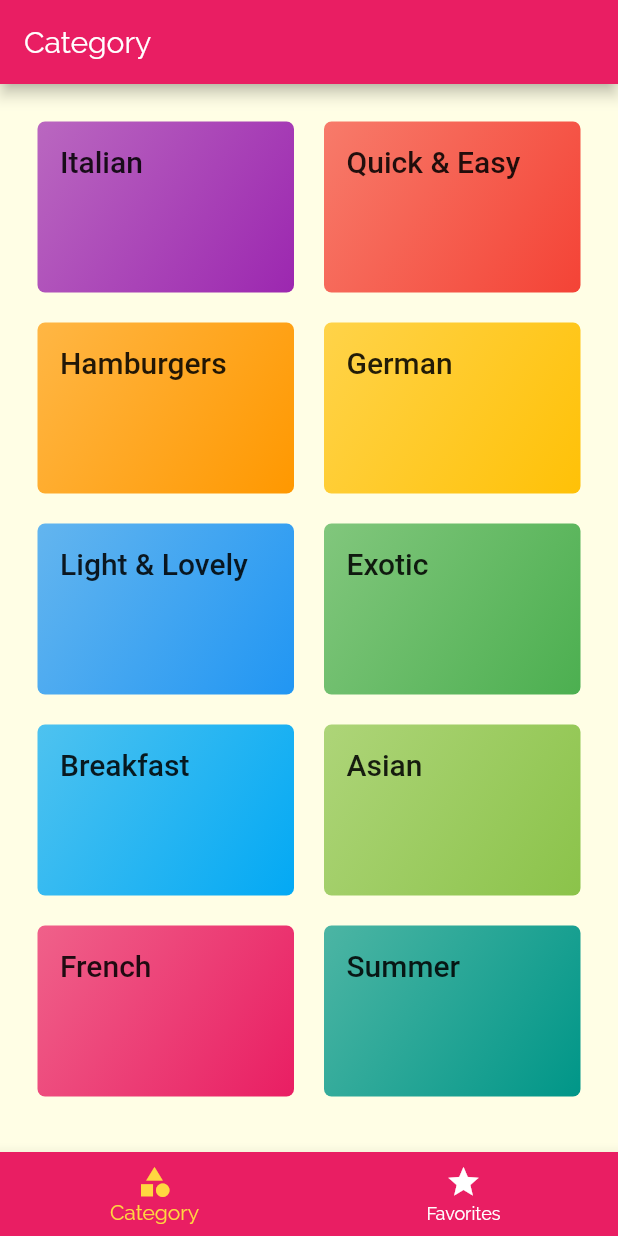
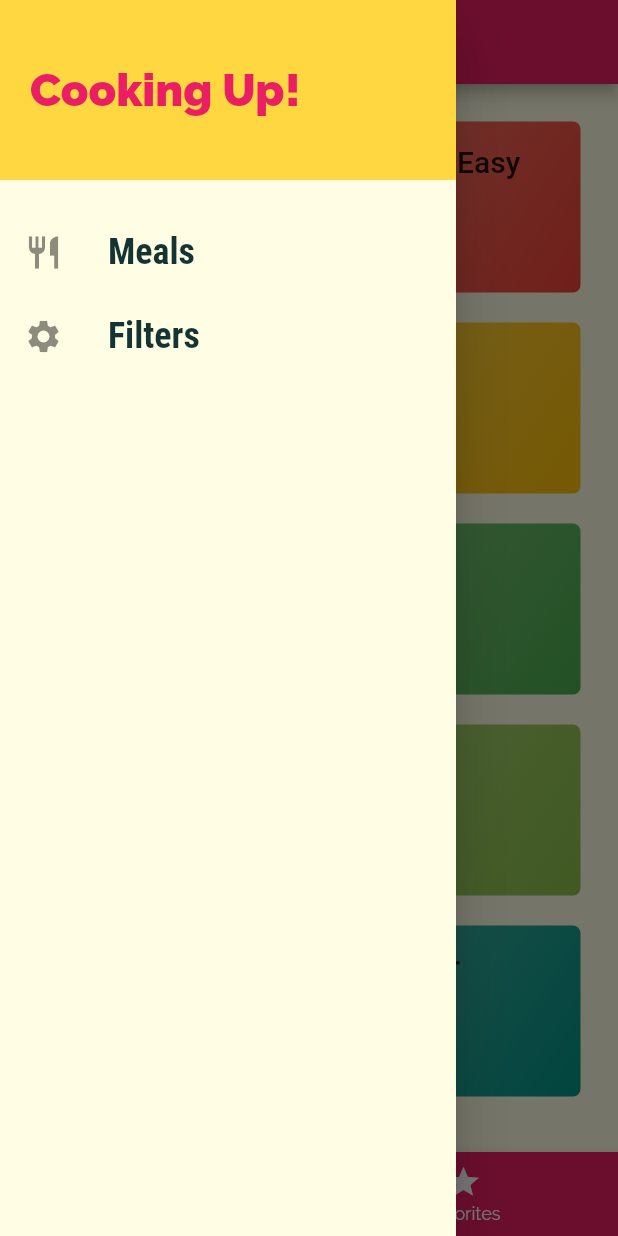
Before and after one commit to dhanashree2200/Meal-App, a Flutter app: the screen it shows after launch, with the side drawer open (before the commit the screen has no drawer), on a phone screen of 412 x 824 dp. Run offline on Flutter 3.47's test engine with Material 2 defaults, Android fonts, the phone set to English and light mode, and no system bars.

Commit message:
Added hamburger drawer

```diff
--- a/lib/main.dart
+++ b/lib/main.dart
@@ -1,5 +1,6 @@
 import 'package:flutter/material.dart';
-import 'package:meal_app/screens/categories_screen.dart';
+import 'package:flutter/services.dart';
+import 'package:meal_app/screens/filters_screen.dart';
 import 'package:meal_app/screens/meal_detail_screen.dart';
 import 'package:meal_app/screens/tabs_screen.dart';
 
@@ -33,10 +34,11 @@ class MyApp extends StatelessWidget {
                 fontFamily: 'Raleway',
                 fontWeight: FontWeight.bold)),
       ),
-      home: TabsScreen(),
       routes: {
+        '/': (ctx) => TabsScreen(),
         CategoryMealsScreen.routeName: (ctx) => CategoryMealsScreen(),
-        MealDetailScreen.routeName: (ctx) => MealDetailScreen()
+        MealDetailScreen.routeName: (ctx) => MealDetailScreen(),
+        FiltersScreen.filters: (ctx) => FiltersScreen(),
       },
     );
   }
--- /dev/null
+++ b/lib/screens/filters_screen.dart
@@ -0,0 +1,17 @@
+import 'package:flutter/material.dart';
+import 'package:meal_app/widgets/main_drawer.dart';
+
+class FiltersScreen extends StatelessWidget {
+  static const filters = "/filters";
+  @override
+  Widget build(BuildContext context) {
+    return Scaffold(
+      appBar: AppBar(title: Text("Your Filters"),
+      ),
+      drawer:MainDrawer(),
+      body: Center(
+        child: Text("Filters"),
+      ),
+    );
+  }
+}
--- a/lib/screens/tabs_screen.dart
+++ b/lib/screens/tabs_screen.dart
@@ -1,6 +1,7 @@
 import 'package:flutter/material.dart';
 import 'package:meal_app/screens/categories_screen.dart';
 import 'package:meal_app/screens/favorites_screen.dart';
+import 'package:meal_app/widgets/main_drawer.dart';
 
 class TabsScreen extends StatefulWidget {
   @override
@@ -31,6 +32,8 @@ class _TabsScreenState extends State<TabsScreen> {
         appBar: AppBar(
           title: Text(_pages[_selectedPageIndex]['title']),
         ),
+        //! Hamburger Drawer
+        drawer: MainDrawer(),
         body: _pages[_selectedPageIndex]['page'],
         bottomNavigationBar: BottomNavigationBar(
           onTap: _selectPage,
@@ -43,11 +46,11 @@ class _TabsScreenState extends State<TabsScreen> {
             BottomNavigationBarItem(
               // backgroundColor: Theme.of(context).primaryColor,  //! Used when Shifting animation is passed
               icon: Icon(Icons.category),
-              title: Text("Category"),
+              label: "Category",
             ),
             BottomNavigationBarItem(
               icon: Icon(Icons.star),
-              title: Text("Favorites"),
+              label: "Favorites",
             ),
           ],
         ));
--- /dev/null
+++ b/lib/widgets/main_drawer.dart
@@ -0,0 +1,57 @@
+import 'package:flutter/material.dart';
+import 'package:meal_app/screens/category_meals_screen.dart';
+import 'package:meal_app/screens/favorites_screen.dart';
+import 'package:meal_app/screens/filters_screen.dart';
+
+class MainDrawer extends StatelessWidget {
+  Widget buildListTile(IconData icon, String title, Function tapHandler) {
+    return ListTile(
+      leading: Icon(
+        icon,
+        size: 26,
+      ),
+      title: Text(
+        title,
+        style: TextStyle(
+          fontFamily: "RobotoCondensed",
+          fontSize: 24,
+          fontWeight: FontWeight.bold,
+        ),
+      ),
+      onTap: tapHandler,
+    );
+  }
+
+  @override
+  Widget build(BuildContext context) {
+    return Drawer(
+      child: Column(
+        children: [
+          Container(
+            height: 120,
+            width: double.infinity,
+            padding: EdgeInsets.all(20),
+            alignment: Alignment.centerLeft,
+            color: Theme.of(context).accentColor,
+            child: Text(
+              "Cooking Up!",
+              style: TextStyle(
+                  fontWeight: FontWeight.w900,
+                  fontSize: 30,
+                  color: Theme.of(context).primaryColor),
+            ),
+          ),
+          SizedBox(
+            height: 20,
+          ),
+          buildListTile(Icons.restaurant, "Meals", () {
+            Navigator.of(context).pushReplacementNamed('/');
+          }),
+          buildListTile(Icons.settings, "Filters", () {
+            Navigator.of(context).pushReplacementNamed(FiltersScreen.filters);
+          }),
+        ],
+      ),
+    );
+  }
+}
```
